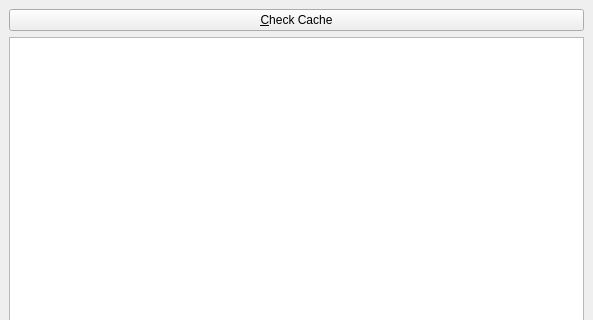
Above: playground/Cache/ui/mainwindow.ui from gilcn/nextshows before the change; both pictures show x 0 to 593 and y 0 to 320 of the 593 by 668 pixel window. Below: the same form after it.
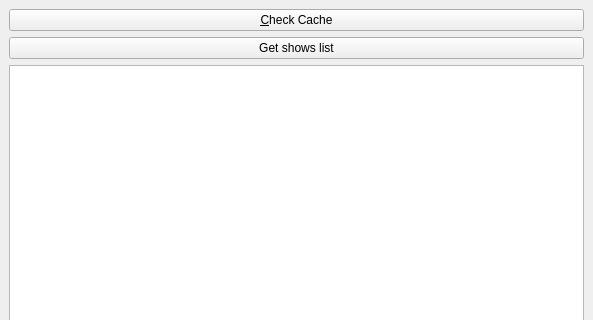
That is the form after the change.

```diff
--- a/playground/Cache/ui/mainwindow.ui
+++ b/playground/Cache/ui/mainwindow.ui
@@ -28,6 +28,13 @@
      </widget>
     </item>
     <item row="1" column="0" >
+     <widget class="QPushButton" name="btnListShows" >
+      <property name="text" >
+       <string>Get shows list</string>
+      </property>
+     </widget>
+    </item>
+    <item row="2" column="0" >
      <widget class="QTextEdit" name="infoTextEdit" />
     </item>
    </layout>
```
